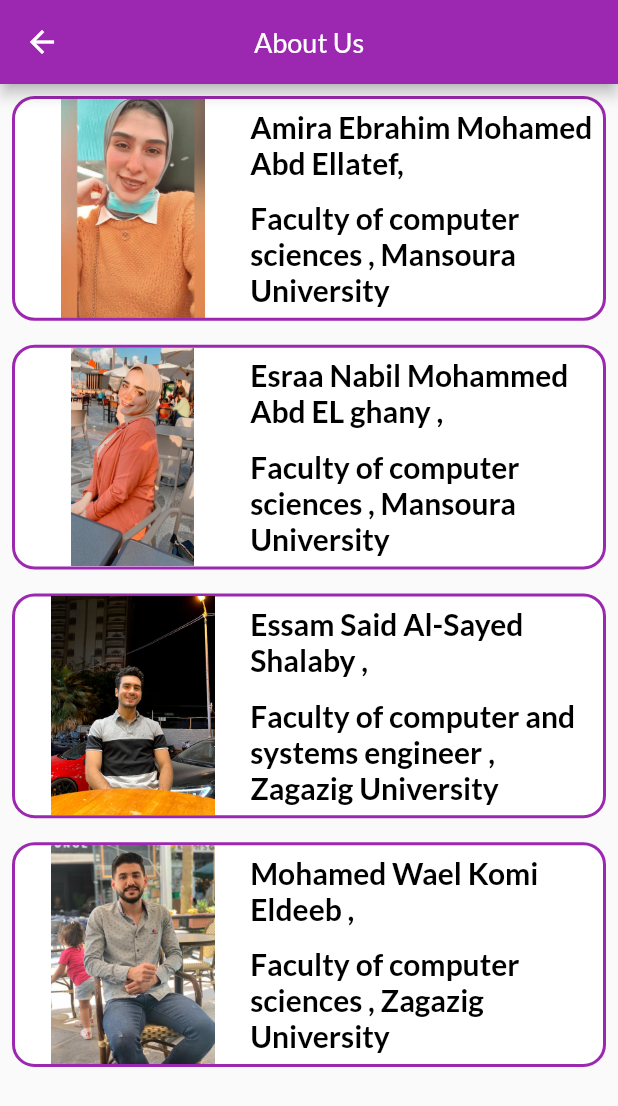
After one commit to MohamedKomi/iti_shop, a Flutter app: the AboutUsScreen screen opened directly, on a phone screen of 412 x 824 dp. The commit adds this screen. Shown: the top 1106 px of the screen. Run offline on Flutter 3.47's test engine with Material 2 defaults, Android fonts, the phone set to English and light mode, and no system bars; our stand-ins replace shared_preferences; accounts and stored records are empty.

Commit message:
about us

```diff
--- /dev/null
+++ b/lib/screens/about_us_screen.dart
@@ -0,0 +1,42 @@
+import 'package:flutter/material.dart';
+import 'package:shop_app/widgets/info_card.dart';
+
+class AboutUsScreen extends StatelessWidget {
+  const AboutUsScreen({Key? key}) : super(key: key);
+
+  @override
+  Widget build(BuildContext context) {
+    return Scaffold(
+      appBar: AppBar(
+        centerTitle: true,
+        title: const Text(
+          'About Us',
+          style: TextStyle(fontSize: 18, color: Colors.white),
+        ),
+      ),
+      body: ListView(
+        children: const [
+          InfoCard(
+              imagePath: "assets/images/amira.jpg",
+              name: 'Amira Ebrahim Mohamed Abd Ellatef,',
+              description:
+                  'Faculty of computer sciences , Mansoura University'),
+          InfoCard(
+              imagePath: "assets/images/esraa.jpg",
+              name: 'Esraa Nabil Mohammed Abd EL ghany ,',
+              description:
+                  'Faculty of computer sciences , Mansoura University'),
+          InfoCard(
+              imagePath: "assets/images/essam.jpg",
+              name: 'Essam Said Al-Sayed Shalaby ,',
+              description:
+                  'Faculty of computer and systems engineer , Zagazig University'),
+          InfoCard(
+              imagePath: "assets/images/mohammed.jpg",
+              name: 'Mohamed Wael Komi Eldeeb ,',
+              description: 'Faculty of computer sciences , Zagazig University'),
+        ],
+      ),
+    );
+  }
+}
--- a/lib/widgets/app_drawer.dart
+++ b/lib/widgets/app_drawer.dart
@@ -1,6 +1,7 @@
 import 'package:flutter/material.dart';
 import 'package:provider/provider.dart';
 import 'package:shop_app/screens/about_app_screen.dart';
+import 'package:shop_app/screens/about_us_screen.dart';
 
 import '../providers/auth.dart';
 import '../screens/orders_screen.dart';
@@ -42,7 +43,13 @@ class AppDrawer extends StatelessWidget {
           ListTile(
               leading: const Icon(Icons.info_outline),
               title: const Text("About the application"),
-              onTap: () {}),
+              onTap: () {
+                Navigator.push(
+                    context,
+                    MaterialPageRoute(
+                      builder: (context) => const AboutApplicationScreen(),
+                    ));
+              }),
           const Divider(),
           ListTile(
               leading: const Icon(Icons.group),
@@ -51,7 +58,7 @@ class AppDrawer extends StatelessWidget {
                     Navigator.push(
                         context,
                         MaterialPageRoute(
-                          builder: (context) => const AboutApplicationScreen(),
+                          builder: (context) => const AboutUsScreen(),
                         ))
                   }),
           const Divider(),
--- /dev/null
+++ b/lib/widgets/info_card.dart
@@ -0,0 +1,64 @@
+import 'package:flutter/material.dart';
+
+class InfoCard extends StatelessWidget {
+  final String imagePath, name, description;
+
+  const InfoCard(
+      {Key? key,
+      required this.imagePath,
+      required this.name,
+      required this.description})
+      : super(key: key);
+
+  @override
+  Widget build(BuildContext context) {
+    return Padding(
+      padding: const EdgeInsets.all(8.0),
+      child: Container(
+        width: MediaQuery.of(context).size.width,
+        height: MediaQuery.of(context).size.height / 5.5,
+        decoration: BoxDecoration(
+          color: Colors.white,
+          border: Border.all(color: Colors.purple, width: 2),
+          borderRadius: BorderRadius.circular(
+            15,
+          ),
+        ),
+        child: Row(
+          children: [_image(), _content()],
+        ),
+      ),
+    );
+  }
+
+  Widget _image() {
+    return Expanded(
+      flex: 2,
+      child: Image.asset(
+        imagePath,
+        fit: BoxFit.contain,
+      ),
+    );
+  }
+
+  Widget _content() {
+    return Expanded(
+      flex: 3,
+      child: Column(
+        mainAxisAlignment: MainAxisAlignment.spaceAround,
+        children: [_text(name), _text(description)],
+      ),
+    );
+  }
+
+  Widget _text(title) {
+    return Text(
+      title,
+      style: const TextStyle(
+          fontSize: 20,
+          fontWeight: FontWeight.bold,
+          color: Colors.black,
+          fontFamily: 'Lato'),
+    );
+  }
+}
--- a/pubspec.yaml
+++ b/pubspec.yaml
@@ -33,6 +33,10 @@ flutter:
     - assets/images/facebook.webp
     - assets/images/gmail.png
     - assets/images/linkedIn.png
+    - assets/images/esraa.jpg
+    - assets/images/essam.jpg
+    - assets/images/mohammed.jpg
+    - assets/images/amira.jpg
 
   fonts:
     - family: Lato
```
Also changed, not shown: assets/images/amira.jpg (added), assets/images/esraa.jpg (added), assets/images/essam.jpg (added), assets/images/mohammed.jpg (added).
